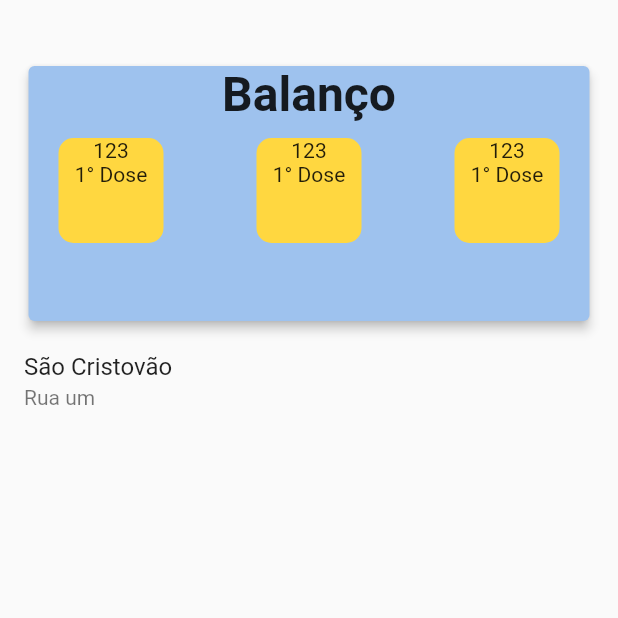
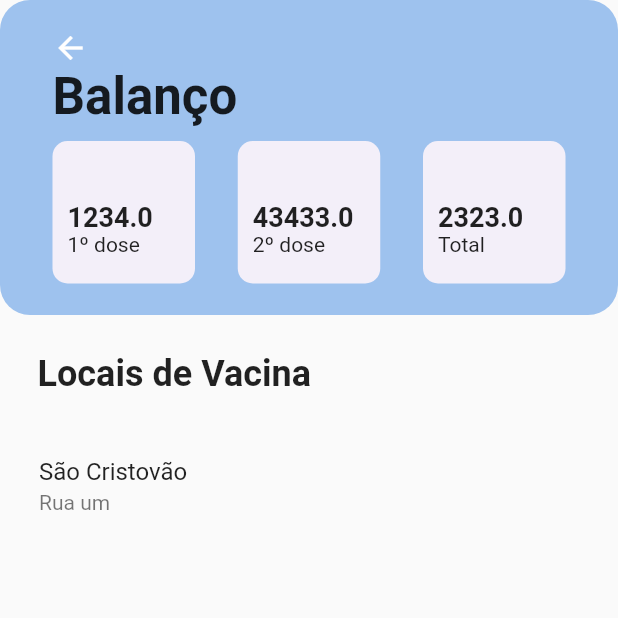
Before and after one commit to roubertpi/aglomeracaoNew, a Flutter app: the BalancoScreen screen opened by its route, on a phone screen of 412 x 824 dp, the top half of it. Run offline on Flutter 3.47's test engine with Material 2 defaults, Android fonts, the phone set to English and light mode, and no system bars; our stand-ins replace flutter_svg.

Commit message:
Alteracoes na tela de Screen

```diff
--- a/lib/constants.dart
+++ b/lib/constants.dart
@@ -1,5 +1,7 @@
 import 'package:flutter/material.dart';
 
+
 const kPrimaryColor = Color(0xFF2F80ED);
+const ksecondColor = Color(0xFF9EC2EE);
 const kPrimaryLightColor = Color(0xFFF3EFF9);
 const KbuttonColor = Color(0xFFF48F35);
--- a/lib/main.dart
+++ b/lib/main.dart
@@ -24,7 +24,7 @@ class MyApp extends StatelessWidget {
         //falta aqui
 
       routes: {
-        '/' :(ctx)=>LoginScreen(),
+        '/' :(ctx)=>HomePageScreen(),
         '/sobre' :(ctx)=>SobreScreen(),
         '/introducao' :(ctx)=>IntroducaoScreen(),
         '/balanco' :(ctx)=>BalancoScreen(),
--- a/lib/screens/balanco/components/body.dart
+++ b/lib/screens/balanco/components/body.dart
@@ -1,96 +1,100 @@
+import 'package:aglomeracao/constants.dart';
 import 'package:aglomeracao/screens/balanco/components/vacinas_widget.dart';
 import 'package:flutter/material.dart';
 
-
-
-
 class Body extends StatelessWidget {
-
   @override
   Widget build(BuildContext context) {
     return SafeArea(
       child: Column(
         crossAxisAlignment: CrossAxisAlignment.start,
         children: [
-          SizedBox(
-            height: 40,
+          Container(
+            decoration: BoxDecoration(
+              color: ksecondColor,
+              borderRadius: BorderRadius.circular(20),
             ),
-          Padding(
-            padding: EdgeInsets.symmetric(horizontal: 15),
-            child: Card(
-              color: Color.fromRGBO(158, 194, 238, 60),
-              elevation: 3,
-              child: Container(
-                decoration: BoxDecoration(
-                  borderRadius: BorderRadius.circular(40),
+            height: 210,
+            child: Padding(
+              padding: EdgeInsets.symmetric(vertical: 20, horizontal: 35),
+              child: Column(
+                crossAxisAlignment: CrossAxisAlignment.start,
+                children: [
+                  Icon(
+                    Icons.arrow_back,
+                    color: Colors.white,
                   ),
-                height: 170,
-                child: Column(
-                  children: [
                   Text(
                     'Balanço',
                     textAlign: TextAlign.start,
                     style: TextStyle(
-                        fontSize: 32,
+                        fontSize: 34,
                         fontWeight: FontWeight.bold,
-                      ),
+                        color: Colors.black87),
                   ),
                   SizedBox(
                     height: 10,
                   ),
-                    Padding(
-                      padding: const EdgeInsets.symmetric(horizontal: 20),
-                      child: Row(
+                  Row(
                     mainAxisAlignment: MainAxisAlignment.spaceBetween,
                     children: [
-                          Container(
-                            child: Column(
-                              children: [Text("123"), Text('1° Dose')],
+                      widgetvacina(
+                        1234,
+                        '1º dose',
                       ),
-                            height: 70,
-                            width: 70,
-                            decoration: BoxDecoration(
-                                borderRadius: BorderRadius.circular(10),
-                                color: Colors.amberAccent),
-                          ),
-                          Container(
-                            child: Column(
-                              children: [Text("123"), Text('1° Dose')],
-                            ),
-                            height: 70,
-                            width: 70,
-                            decoration: BoxDecoration(
-                                borderRadius: BorderRadius.circular(10),
-                                color: Colors.amberAccent),
-                          ),
-                          Container(
-                            child: Column(
-                              children: [Text("123"), Text('1° Dose')],
-                            ),
-                            height: 70,
-                            width: 70,
-                            decoration: BoxDecoration(
-                                borderRadius: BorderRadius.circular(10),
-                                color: Colors.amberAccent),
-                          )
+                      widgetvacina(43433, '2º dose'),
+                      widgetvacina(2323, 'Total'),
                     ],
                   ),
-                    )
                 ],
               ),
             ),
           ),
+          Padding(
+            padding: EdgeInsets.all(25),
+            child: Text(
+              'Locais de Vacina',
+              style: TextStyle(
+                fontSize: 24,
+                fontWeight: FontWeight.bold,
               ),
-          Expanded(
+            ),
+          ),
+          Padding(
+            padding: EdgeInsets.symmetric(horizontal: 10),
+                      child: Expanded(
                 child: ListTile(
               title: Text('São Cristovão'),
               subtitle: Text('Rua um'),
-
-
-            )
+            )),
           )
         ],
       ),
     );
   }
+
+  Container widgetvacina(double quatidade, String dose) {
+    return Container(
+      child: Padding(
+        padding: const EdgeInsets.all(10),
+        child: Column(
+          crossAxisAlignment: CrossAxisAlignment.start,
+          children: [
+            SizedBox(
+              height: 30,
+            ),
+            Text(
+              quatidade.toString(),
+              style: TextStyle(fontWeight: FontWeight.bold, fontSize: 18),
+            ),
+            Text(dose)
+          ],
+        ),
+      ),
+      height: 95,
+      width: 95,
+      decoration: BoxDecoration(
+          borderRadius: BorderRadius.circular(10), color: kPrimaryLightColor),
+    );
   }
+}
--- a/lib/screens/login/components/body.dart
+++ b/lib/screens/login/components/body.dart
@@ -60,30 +60,26 @@ class _BodyState extends State<Body> {
           RoundedButton(
             text: "Login",
             press: () {
-              Navigator.of(context).pushNamed('/homepage', arguments: {});
+              ApiService apiService = new ApiService();
+              apiService.login(loginRequestModel).then((value) {
+                if (value != null) {
+                  print('value');
+                  if (value.token.isNotEmpty) {
+                    Navigator.of(context).pushNamed('/homepage', arguments: {});
+                  } else {
+                    print('erro');
+                  }
+                }
+              });
+
+              // Navigator.of(context).pushNamed('/homepage', arguments: {});
             },
           ),
           SizedBox(height: size.height * 0.03),
           AlreadyHaveAnAccountCheck(
             press: () {
-              ApiService apiService = new ApiService();
-              apiService.login(loginRequestModel).then((value) {
-                if (value != null) {
-                  print('value');
-                  if (value.token.isNotEmpty) {
-                    Navigator.push(
-                      context,
-                      MaterialPageRoute(
-                        builder: (context) {
-                          return SignUpScreen();
-                        },
-                      ),
-                    );
-                  } else {
-                    print('erro');
-                  }
-                }
-              });
+              Navigator.of(context).pushNamed('/cadastra', arguments: {});
+
             },
           )
         ],
--- a/lib/screens/sobre/components/body.dart
+++ b/lib/screens/sobre/components/body.dart
@@ -32,7 +32,9 @@ class Body extends StatelessWidget {
             SizedBox(height:60),
             RoundedButton(
               text: 'Proximo Passo',
-              press: () {},
+              press: () {
+                Navigator.of(context).pushNamed('/login', arguments: {});
+              },
             )
           ],
         ),
```
Also changed, not shown: 1 other file. Lines whose indentation alone changed are shown as unchanged.
